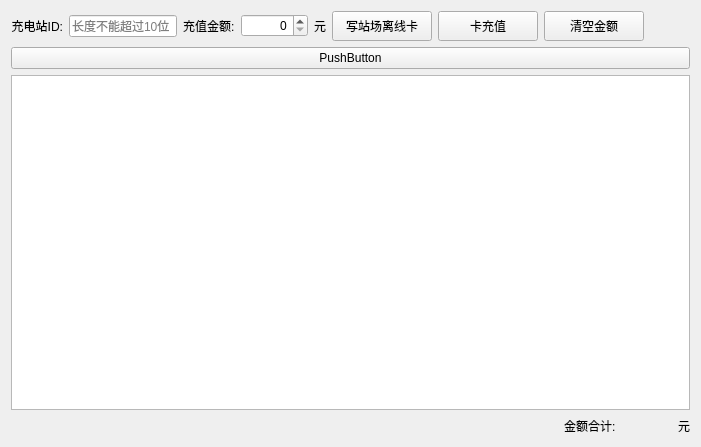
First picture: the form in stationofflinewidget.ui, repository malx927/NfcPn532Card, before the edit.
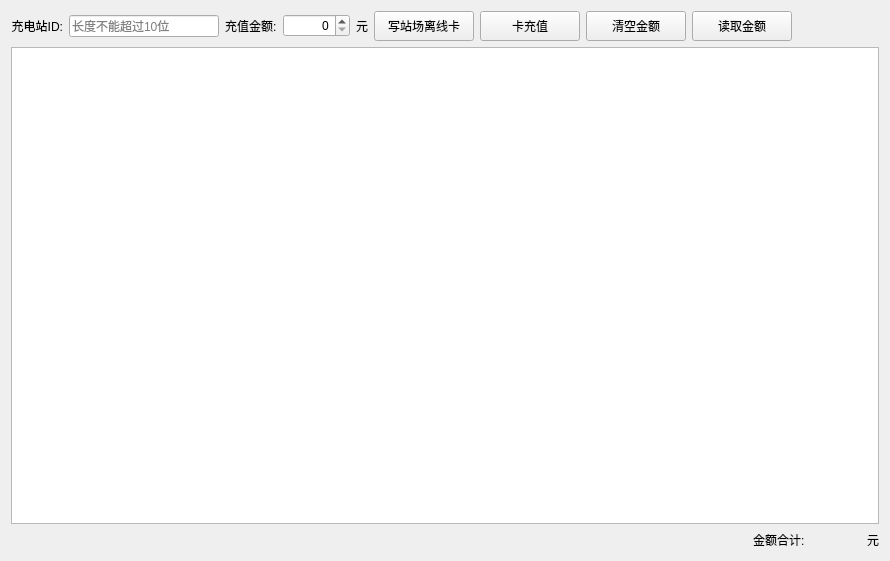
Second picture: the form after the edit.

Diff of the .ui file:
```diff
--- a/stationofflinewidget.ui
+++ b/stationofflinewidget.ui
@@ -6,8 +6,8 @@
    <rect>
     <x>0</x>
     <y>0</y>
-    <width>701</width>
-    <height>447</height>
+    <width>890</width>
+    <height>561</height>
    </rect>
   </property>
   <property name="windowTitle">
@@ -28,6 +28,12 @@
      </item>
      <item>
       <widget class="QLineEdit" name="lineEditStationID">
+       <property name="minimumSize">
+        <size>
+         <width>150</width>
+         <height>0</height>
+        </size>
+       </property>
        <property name="maximumSize">
         <size>
          <width>120</width>
@@ -105,6 +111,19 @@
        </property>
       </widget>
      </item>
+     <item>
+      <widget class="QPushButton" name="readButton">
+       <property name="minimumSize">
+        <size>
+         <width>100</width>
+         <height>30</height>
+        </size>
+       </property>
+       <property name="text">
+        <string>读取金额</string>
+       </property>
+      </widget>
+     </item>
      <item>
       <spacer name="horizontalSpacer">
        <property name="orientation">
@@ -120,13 +139,6 @@
      </item>
     </layout>
    </item>
-   <item>
-    <widget class="QPushButton" name="pushButton">
-     <property name="text">
-      <string>PushButton</string>
-     </property>
-    </widget>
-   </item>
    <item>
     <widget class="QTableView" name="stOfflineTableView"/>
    </item>
```
Left out of the diff: 2 changed lines with no effect on the pictures.
